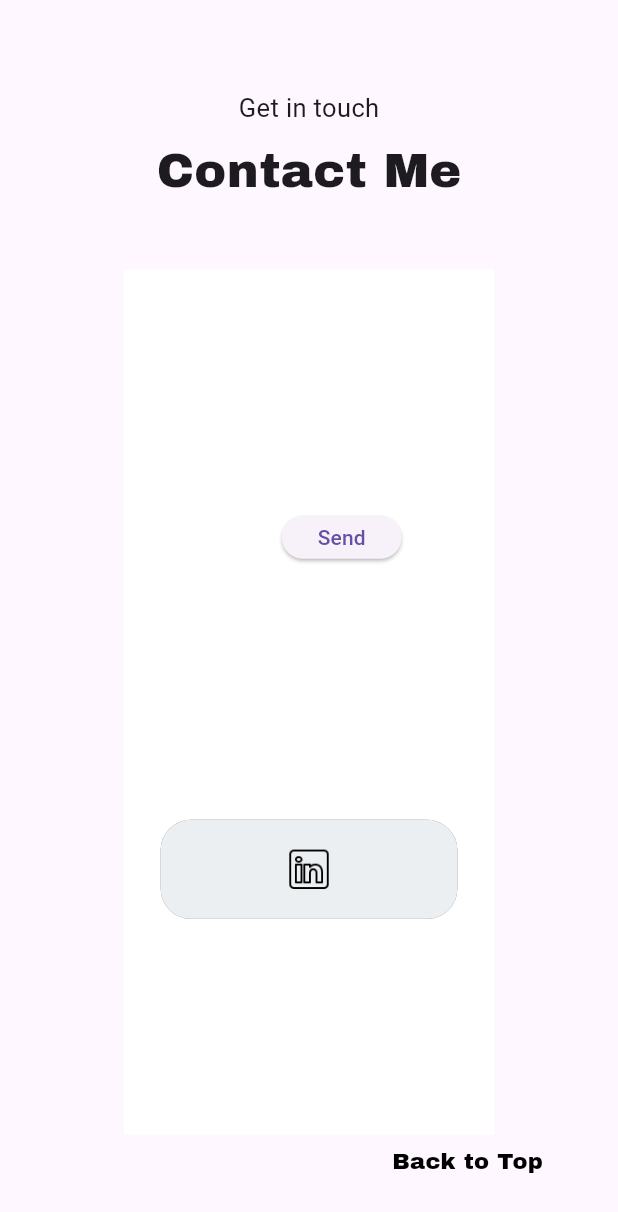
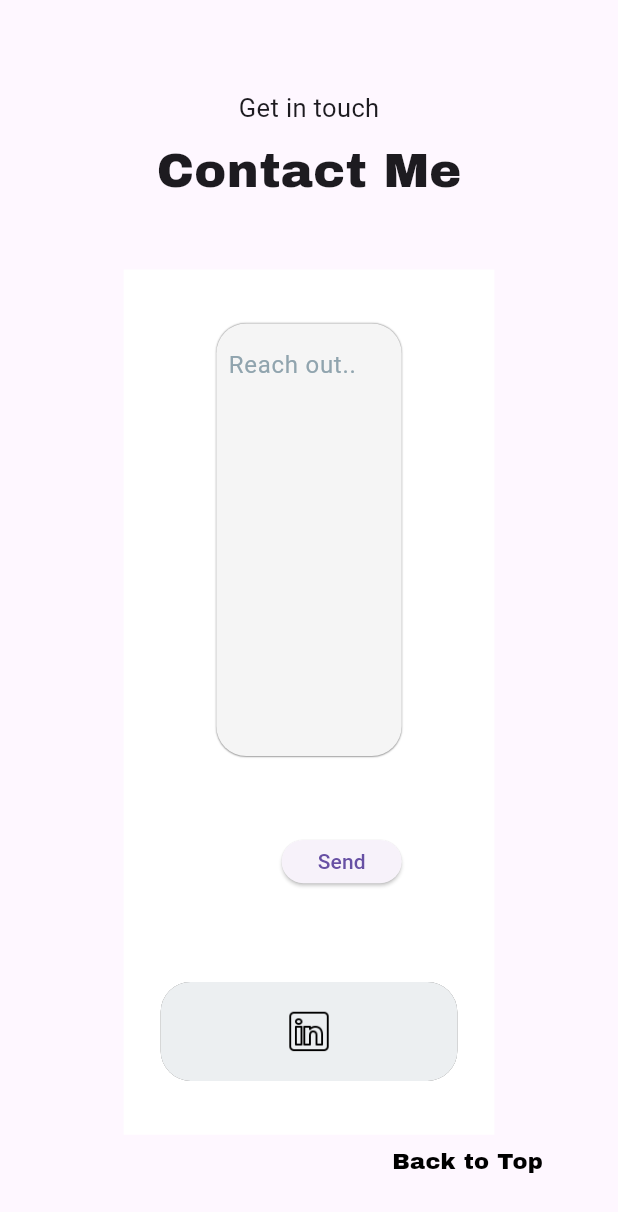
Before and after one commit to esqkarma/portfolio, a Flutter app: the Contact widget shown alone on an empty page, opened directly with empty values, on a phone screen of 412 x 824 dp. Shown: the top 1212 px of the screen. Run offline on Flutter 3.47's test engine with Material 3 defaults, Android fonts, the phone set to English and light mode, and no system bars; drawn by our look-alikes of auto_size_text; our stand-ins replace lottie; missing offline and left inert: dart:html; network calls fail.

Commit message:
new portfolio

```diff
--- a/lib/Machines/Desktop/Screens/Contact/Contact.dart
+++ b/lib/Machines/Desktop/Screens/Contact/Contact.dart
@@ -60,26 +60,26 @@ class Contact extends StatelessWidget {
           child: Column(
             mainAxisAlignment: MainAxisAlignment.spaceEvenly,
             children: [
-              // Cont(
-              //   height: htofCont*0.50,
-              //     width: wtofCont*0.50,
-              //     color: Colors.grey[100],
-              //     blurRadius: 0.1,
-              //     borderRadius: 20,
-              //     borderWidth: 0.1,
-              //     child: Expanded(
-              //         flex:1,child: Padding(
-              //           padding: const EdgeInsets.all(8.0),
-              //           child: TextField(
-              //             cursorWidth: 1.5,
-              //             cursorHeight: 20,
-              //             decoration: InputDecoration(
-              //             hintText: "Reach out..",
-              //               hintStyle: TextStyle(color: Colors.blueGrey[300]),
-              //               labelStyle: TextStyle(),
-              //               hintTextDirection: TextDirection.ltr,
-              //               border: InputBorder.none),maxLines: 100,),
-              //         ))),
+              Cont(
+                height: htofCont*0.50,
+                  width: wtofCont*0.50,
+                  color: Colors.grey[100],
+                  blurRadius: 0.1,
+                  borderRadius: 20,
+                  borderWidth: 0.1,
+                  child: Expanded(
+                      flex:1,child: Padding(
+                        padding: const EdgeInsets.all(8.0),
+                        child: TextFormField(
+                          cursorWidth: 1.5,
+                          cursorHeight: 20,
+                          decoration: InputDecoration(
+                          hintText: "Reach out..",
+                            hintStyle: TextStyle(color: Colors.blueGrey[300]),
+                            labelStyle: TextStyle(),
+                            hintTextDirection: TextDirection.ltr,
+                            border: InputBorder.none),maxLines: 100,),
+                      ))),
               Padding(
                 padding: const EdgeInsets.only(top: 20),
                 child: Container(
```
